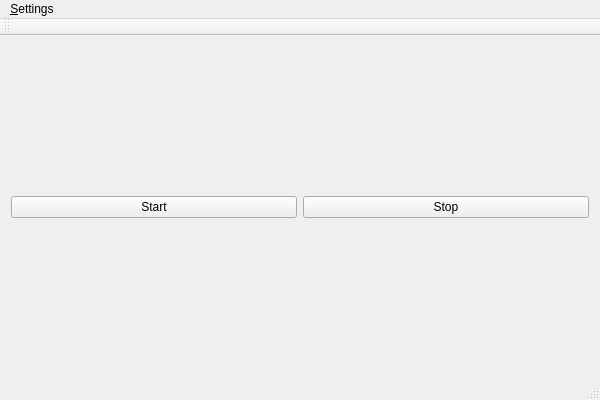
First picture: the form in src/GUI/MainWindow.ui, repository bolkaaa/CATE, before the edit.
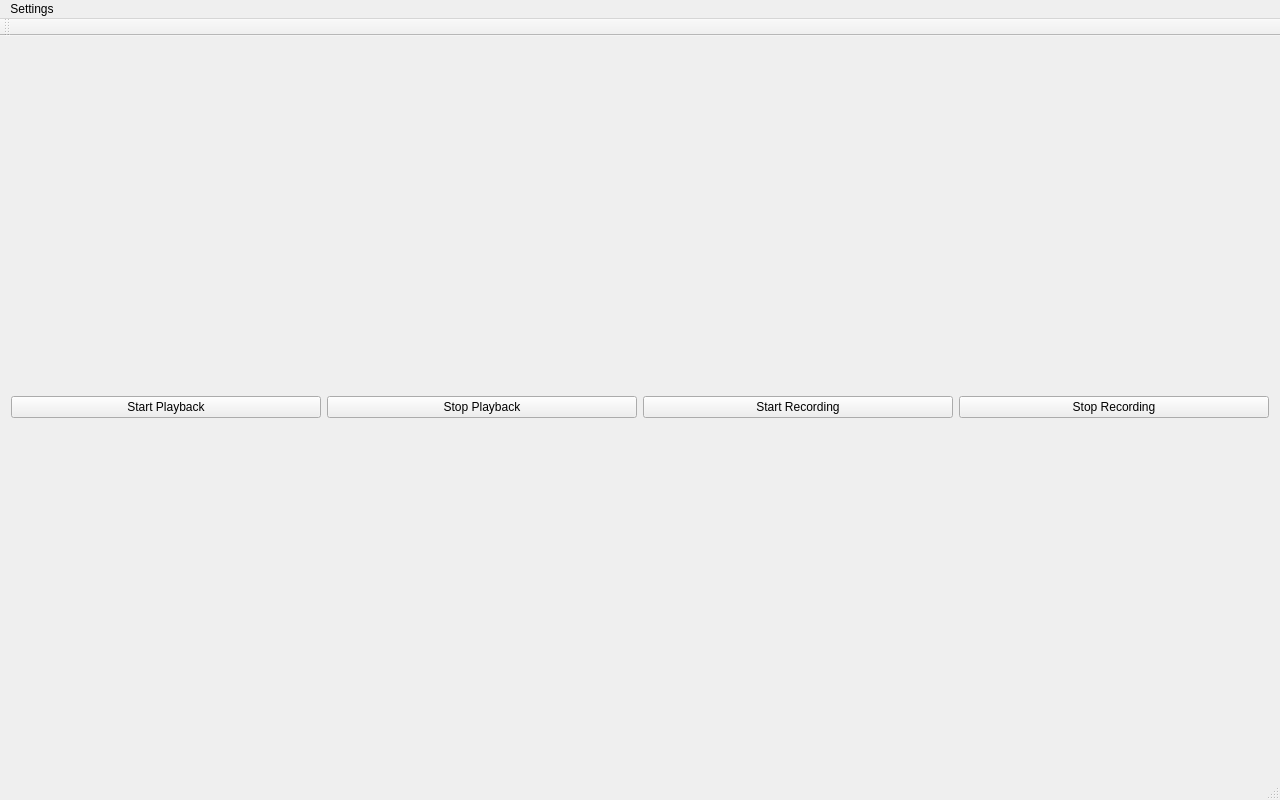
Second picture: the form after the edit.

Commit message: Starting work on recording functionality, more GUI work

```diff
--- a/src/GUI/MainWindow.ui
+++ b/src/GUI/MainWindow.ui
@@ -6,8 +6,8 @@
       <rect>
         <x>0</x>
         <y>0</y>
-        <width>600</width>
-        <height>400</height>
+                <width>1280</width>
+                <height>800</height>
       </rect>
     </property>
     <property name="windowTitle">
@@ -20,17 +20,42 @@
             <item>
               <widget class="QPushButton" name="on_start_button_pressed">
                 <property name="text">
-                  <string>Start</string>
-                </property>
-              </widget>
-            </item>
+                                    <string>Start Playback</string>
+                                </property>
+                                <property name="geometry">
+                                    <rect>
+                                        <x>0</x>
+                                        <y>0</y>
+                                    </rect>
+                                </property>
+                            </widget>
+                        </item>
+
             <item>
               <widget class="QPushButton" name="on_stop_button_pressed">
                 <property name="text">
-                  <string>Stop</string>
+                                    <string>Stop Playback</string>
                 </property>
               </widget>
             </item>
+
+                        <item>
+                            <widget class="QPushButton" name="start_recording_button_pressed">
+                                <property name="text">
+                                    <string>Start Recording</string>
+                                </property>
+                            </widget>
+                        </item>
+
+                        <item>
+                            <widget class="QPushButton" name="stop_recording_button_pressed">
+                                <property name="text">
+                                    <string>Stop Recording</string>
+                                </property>
+                            </widget>
+                        </item>
+
+
           </layout>
         </item>
       </layout>
@@ -46,7 +71,7 @@
       </property>
       <widget class="QMenu" name="menuAsdasd">
         <property name="title">
-          <string>&amp;Settings</string>
+                    <string>Settings</string>
         </property>
         <addaction name="soundcardSettingsAction"/>
       </widget>
```
Left out of the diff: 8 changed lines with no effect on the pictures. Lines whose indentation alone changed are shown as unchanged. The commit also changes 9 other files.
